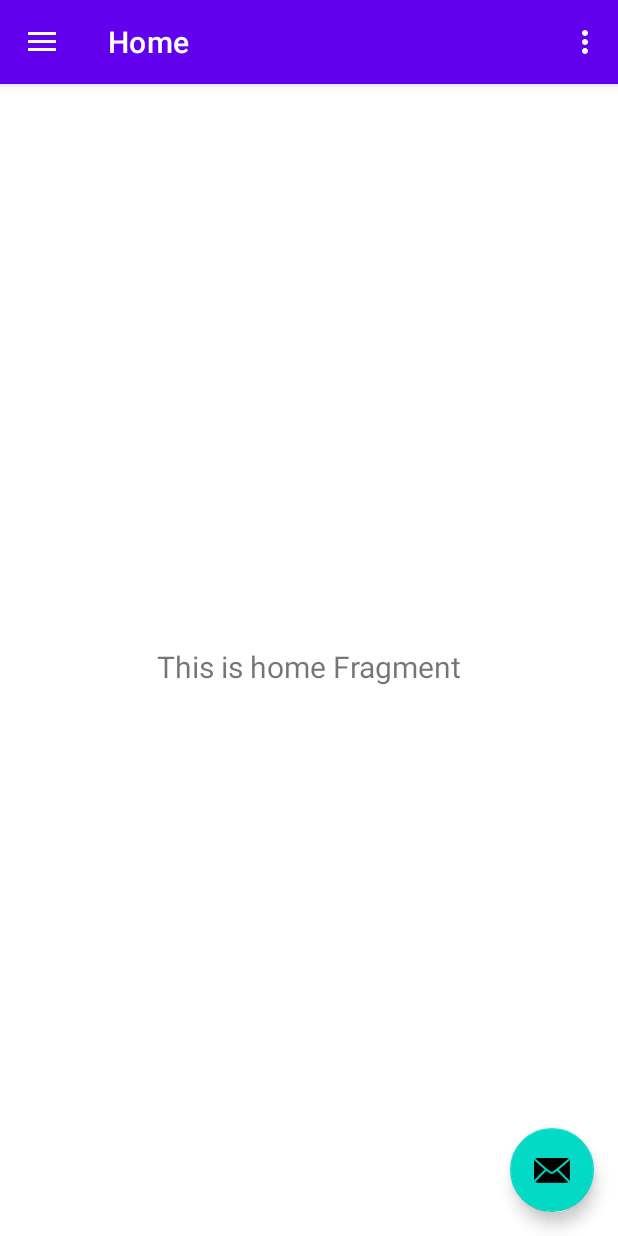
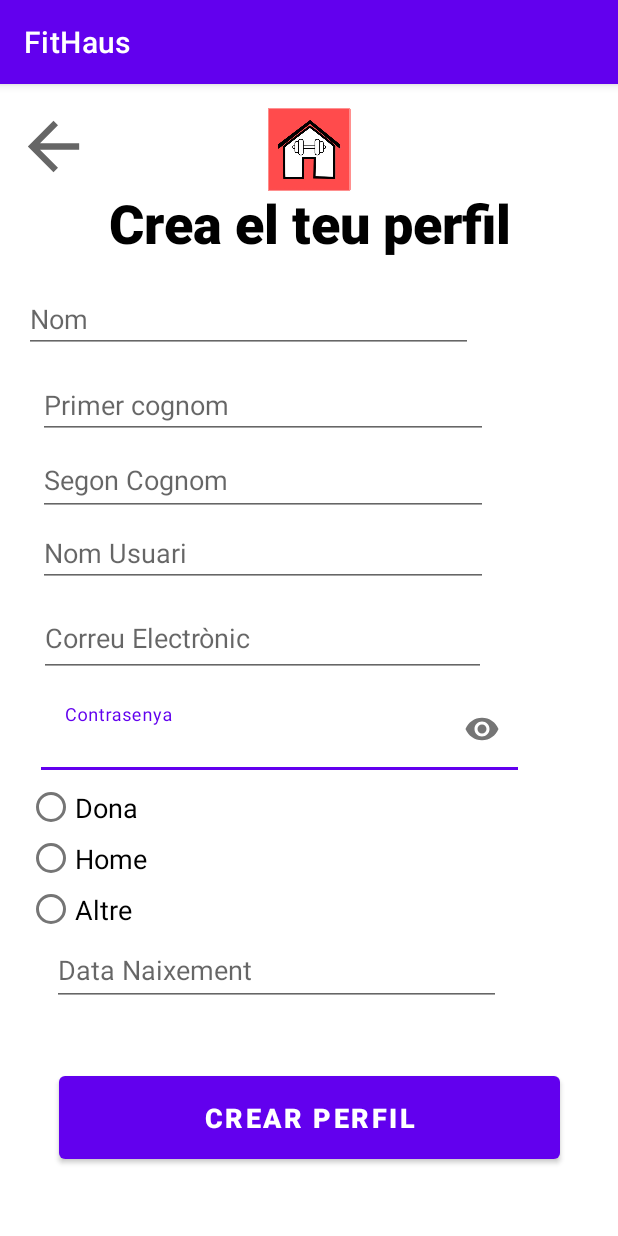
Before and after one commit to sergiii24/PES_FitHaus, an Android app: the screen it shows after launch (MainActivity before the commit, CrearPerfilActivity after it), on a phone screen of 412 x 824 dp. Run offline under Robolectric (Android 15) with nearby library versions, the phone set to English and light mode, and no system bars.

Commit message:
Mostra la interfície de crear perfil d'usuari i habilita el formulari adequadament
S'ha creat la interfície amb tots els camps necesaris i s'ha comprovat tots els possibles errors de cada camp

```diff
--- /dev/null
+++ b/app/src/main/res/layout/activity_crear_perfil.xml
@@ -0,0 +1,230 @@
+<?xml version="1.0" encoding="utf-8"?>
+<androidx.constraintlayout.widget.ConstraintLayout xmlns:android="http://schemas.android.com/apk/res/android"
+    xmlns:app="http://schemas.android.com/apk/res-auto"
+    xmlns:tools="http://schemas.android.com/tools"
+    android:layout_width="match_parent"
+    android:layout_height="match_parent"
+    tools:context=".CrearPerfilActivity">
+
+    <com.google.android.material.textfield.TextInputLayout
+        android:id="@+id/textInputLayout"
+        android:layout_width="388dp"
+        android:layout_height="54dp"
+        android:layout_marginStart="-2dp"
+        android:layout_marginBottom="8dp"
+        app:layout_constraintBottom_toTopOf="@+id/radioGroup2"
+        app:layout_constraintEnd_toEndOf="parent"
+        app:layout_constraintStart_toStartOf="parent"
+        app:passwordToggleEnabled="true">
+
+        <EditText
+            android:id="@+id/Contrasenya"
+            android:layout_width="318dp"
+            android:layout_height="match_parent"
+            android:layout_marginStart="16dp"
+            android:background="#00FFFFFF"
+            android:ems="10"
+            android:hint="@string/Password"
+            android:inputType="textPassword"
+            android:textSize="18sp" />
+    </com.google.android.material.textfield.TextInputLayout>
+
+    <EditText
+        android:id="@+id/SegonCognom"
+        android:layout_width="300dp"
+        android:layout_height="47dp"
+        android:layout_marginStart="16dp"
+        android:layout_marginTop="240dp"
+        android:layout_marginEnd="78dp"
+        android:layout_marginBottom="8dp"
+        android:ems="10"
+        android:hint="@string/Cognom2"
+        android:inputType="textPersonName"
+        android:digits="ABCDEFGHIJKLMNOPQRSTUVWXYZabcdefghijklmnopqrstuvwxyz"
+        app:layout_constraintBottom_toTopOf="@+id/NomUsuari"
+        app:layout_constraintEnd_toEndOf="parent"
+        app:layout_constraintStart_toStartOf="parent"
+        app:layout_constraintTop_toTopOf="parent" />
+
+    <TextView
+        android:id="@+id/textView2"
+        android:layout_width="370dp"
+        android:layout_height="46dp"
+        android:layout_marginStart="16dp"
+        android:layout_marginTop="68dp"
+        android:layout_marginEnd="16dp"
+        android:clickable="false"
+        android:fontFamily="sans-serif-black"
+        android:text="@string/Títol"
+        android:textAlignment="center"
+        android:textColor="#000000"
+        android:textSize="36sp"
+        android:textStyle="bold"
+        app:layout_constraintEnd_toEndOf="parent"
+        app:layout_constraintStart_toStartOf="parent"
+        app:layout_constraintTop_toTopOf="parent" />
+
+    <EditText
+        android:id="@+id/Nom"
+        android:layout_width="299dp"
+        android:layout_height="44dp"
+        android:layout_marginStart="16dp"
+        android:layout_marginTop="25dp"
+        android:layout_marginEnd="78dp"
+        android:layout_marginBottom="8dp"
+        android:ems="10"
+        android:hint="@string/Nom"
+        android:inputType="textPersonName"
+        android:digits="ABCDEFGHIJKLMNOPQRSTUVWXYZabcdefghijklmnopqrstuvwxyz"
+        app:layout_constraintBottom_toTopOf="@+id/PrimerCognom"
+        app:layout_constraintEnd_toEndOf="parent"
+        app:layout_constraintHorizontal_bias="0.0"
+        app:layout_constraintStart_toStartOf="parent"
+        app:layout_constraintTop_toBottomOf="@+id/textView2"
+        app:layout_constraintVertical_bias="0.0"/>
+
+    <EditText
+        android:id="@+id/PrimerCognom"
+        android:layout_width="300dp"
+        android:layout_height="41dp"
+        android:layout_marginStart="16dp"
+        android:layout_marginTop="8dp"
+        android:layout_marginEnd="78dp"
+        android:layout_marginBottom="8dp"
+        android:ems="10"
+        android:hint="@string/Cognom1"
+        android:inputType="textPersonName"
+        android:digits="ABCDEFGHIJKLMNOPQRSTUVWXYZabcdefghijklmnopqrstuvwxyz"
+        app:layout_constraintBottom_toTopOf="@+id/SegonCognom"
+        app:layout_constraintEnd_toEndOf="parent"
+        app:layout_constraintStart_toStartOf="parent"
+        app:layout_constraintTop_toBottomOf="@+id/Nom" />
+
+    <EditText
+        android:id="@+id/NomUsuari"
+        android:layout_width="300dp"
+        android:layout_height="39dp"
+        android:layout_marginStart="16dp"
+        android:layout_marginTop="296dp"
+        android:layout_marginEnd="78dp"
+        android:ems="10"
+        android:hint="@string/Username"
+        android:inputType="textPersonName"
+        app:layout_constraintEnd_toEndOf="parent"
+        app:layout_constraintStart_toStartOf="parent"
+        app:layout_constraintTop_toTopOf="parent" />
+
+    <ImageView
+        android:id="@+id/imageView2"
+        android:layout_width="100dp"
+        android:layout_height="55dp"
+        android:layout_marginStart="147dp"
+        android:layout_marginTop="16dp"
+        android:layout_marginEnd="147dp"
+        android:baselineAlignBottom="false"
+        android:clickable="false"
+        app:layout_constraintEnd_toEndOf="parent"
+        app:layout_constraintStart_toStartOf="parent"
+        app:layout_constraintTop_toTopOf="parent"
+        app:srcCompat="@drawable/logo" />
+
+    <EditText
+        android:id="@+id/DataNaixement"
+        android:layout_width="299dp"
+        android:layout_height="47dp"
+        android:layout_marginStart="16dp"
+        android:layout_marginEnd="78dp"
+        android:ems="10"
+        android:hint="@string/Data_Naixement"
+        android:inputType="date"
+        app:layout_constraintEnd_toEndOf="parent"
+        app:layout_constraintHorizontal_bias="1.0"
+        app:layout_constraintStart_toStartOf="parent"
+        app:layout_constraintTop_toBottomOf="@+id/radioGroup2"
+        android:focusable="false"
+        android:clickable="true"
+        android:maxLines="1"
+        android:datePickerMode="calendar"/>
+
+    <Button
+        android:id="@+id/button3"
+        android:layout_width="334dp"
+        android:layout_height="67dp"
+        android:layout_marginStart="16dp"
+        android:layout_marginTop="30dp"
+        android:layout_marginEnd="16dp"
+        android:layout_marginBottom="35dp"
+        android:onClick="Enviar"
+        android:text="@string/Text_Botó"
+        android:textAlignment="center"
+        android:textSize="18sp"
+        android:textStyle="bold"
+        app:layout_constraintBottom_toBottomOf="parent"
+        app:layout_constraintEnd_toEndOf="parent"
+        app:layout_constraintStart_toStartOf="parent"
+        app:layout_constraintTop_toBottomOf="@+id/DataNaixement" />
+
+    <RadioGroup
+        android:id="@+id/radioGroup2"
+        android:layout_width="351dp"
+        android:layout_height="102dp"
+        android:layout_marginStart="16dp"
+        android:layout_marginTop="459dp"
+        android:layout_marginEnd="41dp"
+        android:layout_marginBottom="8dp"
+        app:layout_constraintBottom_toTopOf="@+id/DataNaixement"
+        app:layout_constraintEnd_toEndOf="parent"
+        app:layout_constraintStart_toStartOf="parent"
+        app:layout_constraintTop_toTopOf="parent">
+
+        <RadioButton
+            android:id="@+id/Sexe_Dona"
+            android:layout_width="92dp"
+            android:layout_height="34dp"
+            android:text="@string/Sexe_Dona"
+            android:textSize="18sp" />
+
+        <RadioButton
+            android:id="@+id/Sexe_Home"
+            android:layout_width="92dp"
+            android:layout_height="34dp"
+            android:text="@string/Sexe_home"
+            android:textSize="18sp" />
+
+        <RadioButton
+            android:id="@+id/Sexe_Altre"
+            android:layout_width="92dp"
+            android:layout_height="34dp"
+            android:text="@string/Sexe_Altre"
+            android:textSize="18sp" />
+
+    </RadioGroup>
+
+    <ImageView
+        android:id="@+id/imageView3"
+        android:layout_width="63dp"
+        android:layout_height="51dp"
+        android:layout_marginStart="4dp"
+        android:layout_marginTop="16dp"
+        android:clickable="true"
+        app:layout_constraintStart_toStartOf="parent"
+        app:layout_constraintTop_toTopOf="parent"
+        app:srcCompat="?attr/actionModeCloseDrawable" />
+
+    <EditText
+        android:id="@+id/CorreuElectronic"
+        android:layout_width="298dp"
+        android:layout_height="52dp"
+        android:layout_marginStart="16dp"
+        android:layout_marginTop="8dp"
+        android:layout_marginEnd="78dp"
+        android:layout_marginBottom="8dp"
+        android:ems="10"
+        android:hint="@string/Email"
+        android:inputType="textEmailAddress"
+        app:layout_constraintBottom_toTopOf="@+id/textInputLayout"
+        app:layout_constraintEnd_toEndOf="parent"
+        app:layout_constraintStart_toStartOf="parent"
+        app:layout_constraintTop_toBottomOf="@+id/NomUsuari" />
+
+</androidx.constraintlayout.widget.ConstraintLayout>
--- a/app/src/main/res/layout/activity_main.xml
+++ b/app/src/main/res/layout/activity_main.xml
@@ -21,4 +21,5 @@
         android:fitsSystemWindows="true"
         app:headerLayout="@layout/nav_header_main"
         app:menu="@menu/activity_main_drawer" />
+
 </androidx.drawerlayout.widget.DrawerLayout>
--- a/app/src/main/res/values/strings.xml
+++ b/app/src/main/res/values/strings.xml
@@ -10,4 +10,18 @@
     <string name="menu_home">Home</string>
     <string name="menu_gallery">Gallery</string>
     <string name="menu_slideshow">Slideshow</string>
+    <string name="Títol">Crea el teu perfil</string>
+    <string name="Nom">Nom</string>
+    <string name="Text_Botó">Crear perfil</string>
+    <string name="Cognom1">Primer cognom</string>
+    <string name="Cognom2">Segon Cognom</string>
+    <string name="Email">Correu Electrònic</string>
+    <string name="Password">Contrasenya</string>
+    <string name="Sexe_home">Home</string>
+    <string name="Sexe_Dona">Dona</string>
+    <string name="Sexe_Altre">Altre</string>
+    <string name="Username">Nom Usuari</string>
+    <string name="Data_Naixement">Data Naixement</string>
+    <string name="Checkbox_Contrasenya">Mostrar</string>
+    <string name="BotonTitulo">CrearPerfil</string>
 </resources>
```
Also changed, not shown: app/src/main/AndroidManifest.xml (+6 -4 lines), app/src/main/java/cat/fib/fithaus/CrearPerfilActivity.kt (added, +136 -0 lines), app/src/main/java/cat/fib/fithaus/ui/dialog/DatePickerFragment.kt (added, +36 -0 lines), app/src/main/res/drawable/logo.jpg (added).
